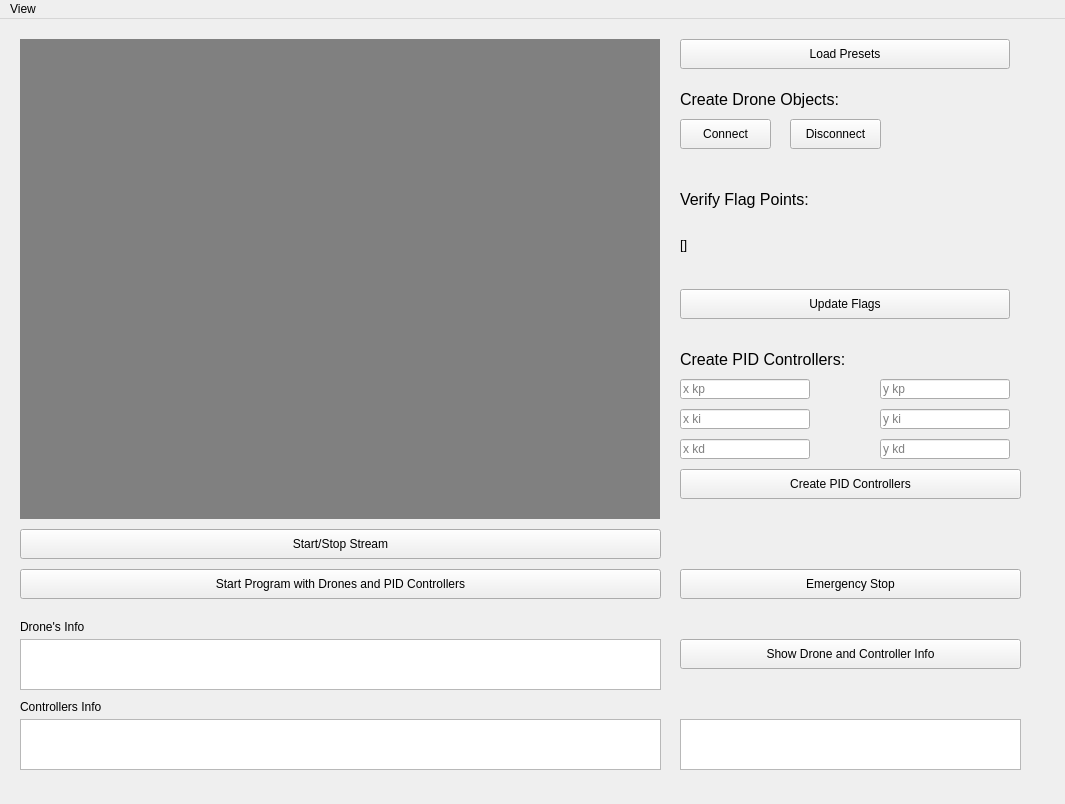
The window that project/resources/gui_views/swarm_drone.ui (aicpslab/Vision-Based-Navigation) describes before a commit, drawn with Qt 5.
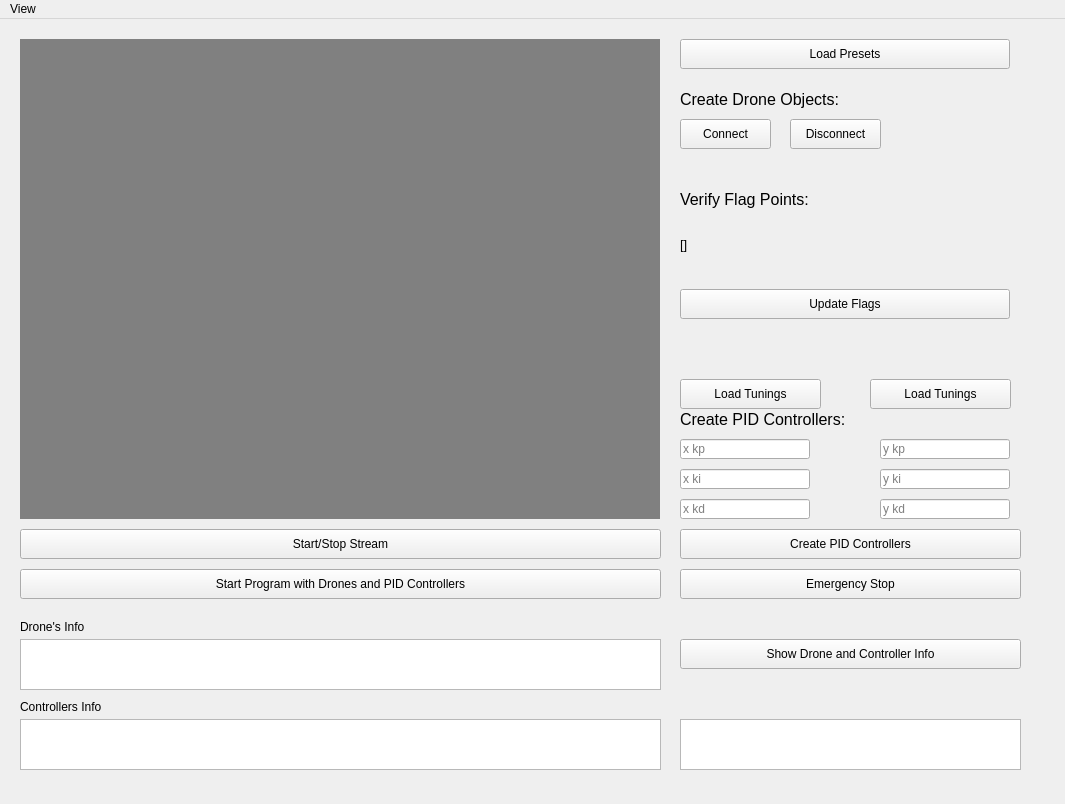
The same window after the commit.

The edit to the form file:
```diff
--- a/project/resources/gui_views/swarm_drone.ui
+++ b/project/resources/gui_views/swarm_drone.ui
@@ -31,7 +31,7 @@
     <property name="geometry">
      <rect>
       <x>680</x>
-      <y>420</y>
+      <y>480</y>
       <width>130</width>
       <height>20</height>
      </rect>
@@ -47,7 +47,7 @@
     <property name="geometry">
      <rect>
       <x>680</x>
-      <y>450</y>
+      <y>510</y>
       <width>341</width>
       <height>30</height>
      </rect>
@@ -73,7 +73,7 @@
     <property name="geometry">
      <rect>
       <x>880</x>
-      <y>390</y>
+      <y>450</y>
       <width>130</width>
       <height>20</height>
      </rect>
@@ -115,7 +115,7 @@
     <property name="geometry">
      <rect>
       <x>880</x>
-      <y>420</y>
+      <y>480</y>
       <width>130</width>
       <height>20</height>
      </rect>
@@ -175,7 +175,7 @@
     <property name="geometry">
      <rect>
       <x>680</x>
-      <y>330</y>
+      <y>390</y>
       <width>211</width>
       <height>20</height>
      </rect>
@@ -193,7 +193,7 @@
     <property name="geometry">
      <rect>
       <x>680</x>
-      <y>390</y>
+      <y>450</y>
       <width>130</width>
       <height>20</height>
      </rect>
@@ -209,7 +209,7 @@
     <property name="geometry">
      <rect>
       <x>680</x>
-      <y>360</y>
+      <y>420</y>
       <width>130</width>
       <height>20</height>
      </rect>
@@ -277,7 +277,7 @@
     <property name="geometry">
      <rect>
       <x>880</x>
-      <y>360</y>
+      <y>420</y>
       <width>130</width>
       <height>20</height>
      </rect>
@@ -392,8 +392,34 @@
      <string>&lt;!DOCTYPE HTML PUBLIC &quot;-//W3C//DTD HTML 4.0//EN&quot; &quot;http://www.w3.org/TR/REC-html40/strict.dtd&quot;&gt;
 &lt;html&gt;&lt;head&gt;&lt;meta name=&quot;qrichtext&quot; content=&quot;1&quot; /&gt;&lt;style type=&quot;text/css&quot;&gt;
 p, li { white-space: pre-wrap; }
-&lt;/style&gt;&lt;/head&gt;&lt;body style=&quot; font-family:'MS Shell Dlg 2'; font-size:7.8pt; font-weight:400; font-style:normal;&quot;&gt;
-&lt;p style=&quot;-qt-paragraph-type:empty; margin-top:0px; margin-bottom:0px; margin-left:0px; margin-right:0px; -qt-block-indent:0; text-indent:0px;&quot;&gt;&lt;br /&gt;&lt;/p&gt;&lt;/body&gt;&lt;/html&gt;</string>
+&lt;/style&gt;&lt;/head&gt;&lt;body style=&quot; font-family:'MS Shell Dlg 2'; font-size:8.25pt; font-weight:400; font-style:normal;&quot;&gt;
+&lt;p style=&quot;-qt-paragraph-type:empty; margin-top:0px; margin-bottom:0px; margin-left:0px; margin-right:0px; -qt-block-indent:0; text-indent:0px; font-size:7.8pt;&quot;&gt;&lt;br /&gt;&lt;/p&gt;&lt;/body&gt;&lt;/html&gt;</string>
+    </property>
+   </widget>
+   <widget class="QPushButton" name="pushButton_save_tunings">
+    <property name="geometry">
+     <rect>
+      <x>870</x>
+      <y>360</y>
+      <width>141</width>
+      <height>30</height>
+     </rect>
+    </property>
+    <property name="text">
+     <string>Load Tunings</string>
+    </property>
+   </widget>
+   <widget class="QPushButton" name="pushButton_load_tunings">
+    <property name="geometry">
+     <rect>
+      <x>680</x>
+      <y>360</y>
+      <width>141</width>
+      <height>30</height>
+     </rect>
+    </property>
+    <property name="text">
+     <string>Load Tunings</string>
     </property>
    </widget>
   </widget>
```
Left out of the diff: 2 changed lines with no effect on the pictures.
